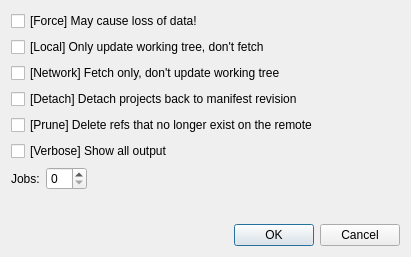
First picture: the form in src/dialogs/reposyncdialog.ui, repository Rbcum/RepoMan, before the edit.
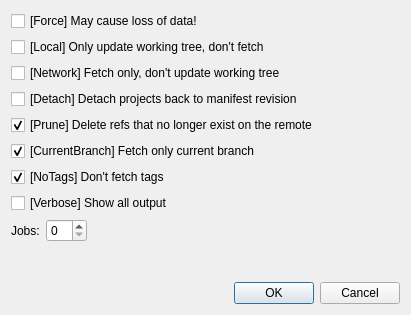
Second picture: the form after the edit.

Commit message: Add -c and --no-tags sync options

```diff
--- a/src/dialogs/reposyncdialog.ui
+++ b/src/dialogs/reposyncdialog.ui
@@ -7,7 +7,7 @@
     <x>0</x>
     <y>0</y>
     <width>411</width>
-    <height>257</height>
+    <height>315</height>
    </rect>
   </property>
   <property name="windowTitle">
@@ -46,6 +46,29 @@
     <widget class="QCheckBox" name="pruneCB">
      <property name="text">
       <string>[Prune] Delete refs that no longer exist on the remote</string>
+     </property>
+     <property name="checked">
+      <bool>true</bool>
+     </property>
+    </widget>
+   </item>
+   <item>
+    <widget class="QCheckBox" name="currentBranchCB">
+     <property name="text">
+      <string>[CurrentBranch] Fetch only current branch</string>
+     </property>
+     <property name="checked">
+      <bool>true</bool>
+     </property>
+    </widget>
+   </item>
+   <item>
+    <widget class="QCheckBox" name="noTagsCB">
+     <property name="text">
+      <string>[NoTags] Don't fetch tags</string>
+     </property>
+     <property name="checked">
+      <bool>true</bool>
      </property>
     </widget>
    </item>
```
The commit also changes 1 other file.
